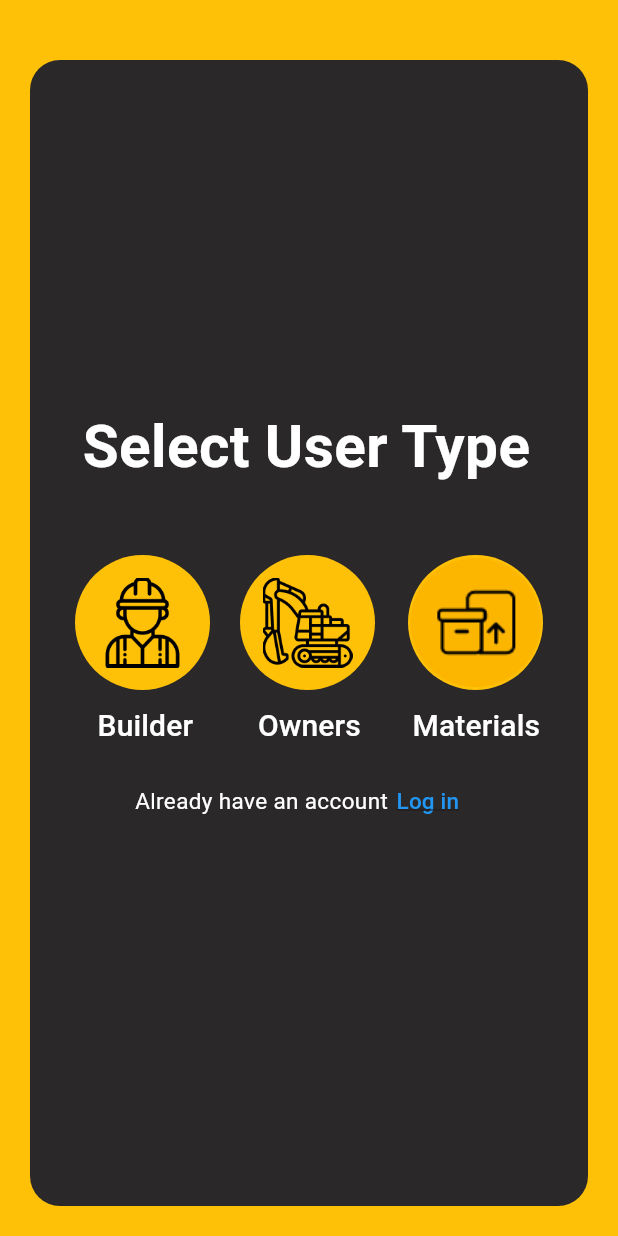
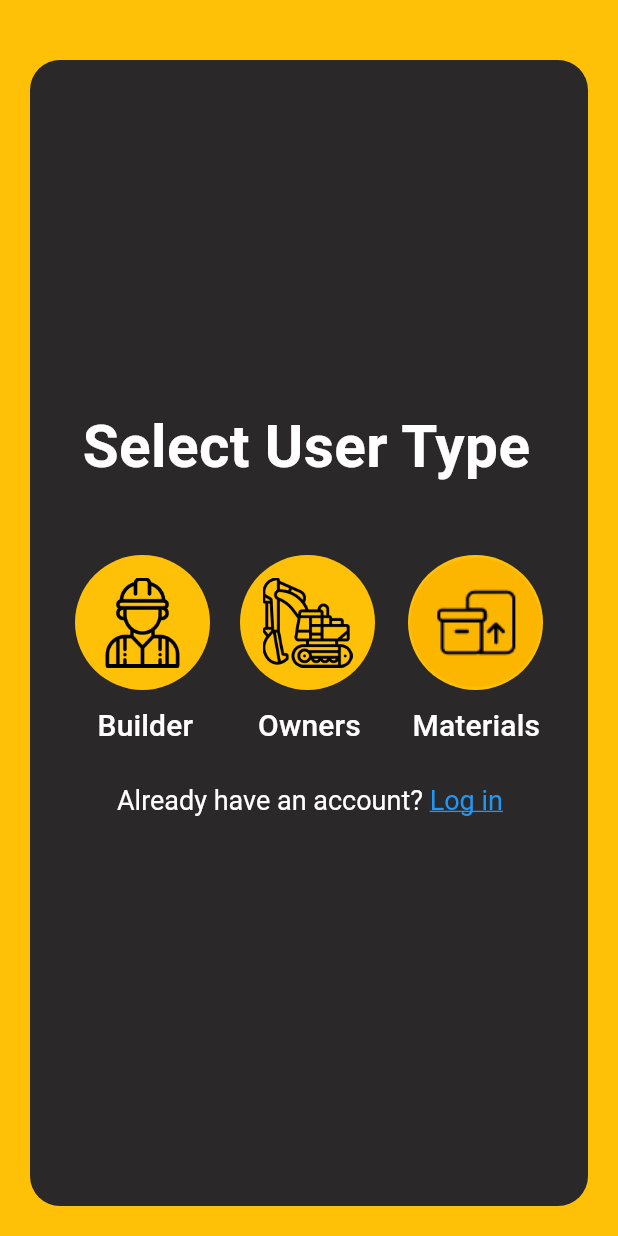
Before and after one commit to RestateOrg/restate, a Flutter app: the ChooseUser screen opened directly, on a phone screen of 412 x 824 dp. Run offline on Flutter 3.47's test engine with Material 3 defaults, Android fonts, the phone set to English and light mode, and no system bars; our stand-ins replace firebase_auth, firebase_core; accounts and stored records are empty.

Commit message:
minor changes

```diff
--- a/lib/main.dart
+++ b/lib/main.dart
@@ -12,6 +12,7 @@
   Widget build(BuildContext context) {
     return MaterialApp(
       title: 'Flutter Demo',
+      debugShowCheckedModeBanner: false,
       theme: ThemeData(
         colorScheme: ColorScheme.fromSeed(seedColor: Colors.deepPurple),
         useMaterial3: true,
--- a/lib/screens/chooseUserType.dart
+++ b/lib/screens/chooseUserType.dart
@@ -206,35 +206,33 @@ class _ChooseUserState extends State<ChooseUser> {
               ),
             ),
           ),
-          const Positioned(
+          Positioned(
             bottom: 280,
-            left: 90,
-            child: Text(
-              "Already have an account",
-              style: TextStyle(
-                color: Colors.white,
-                fontSize: 15,
-              ),
-            ),
-          ),
-          Positioned(
-            bottom: 266,
-            right: 94,
-            child: TextButton(
-              onPressed: () {
+            left: 78,
+            child: GestureDetector(
+              onTap: () {
                 Navigator.push(
                   context,
-                  MaterialPageRoute(
-                    builder: (context) => const LoginView(),
-                  ),
+                  MaterialPageRoute(builder: (context) => const LoginView()),
                 );
               },
-              child: const Text(
-                'Log in',
-                style: TextStyle(
-                  color: Colors.blue,
-                  fontSize: 15,
-                  decoration: TextDecoration.underline,
+              child: RichText(
+                text: const TextSpan(
+                  text: "Already have an account? ",
+                  style: TextStyle(
+                    fontSize: 18.0,
+                    color: Colors.white,
+                  ),
+                  children: <TextSpan>[
+                    TextSpan(
+                      text: 'Log in',
+                      style: TextStyle(
+                        fontSize: 18.0,
+                        color: Colors.blue,
+                        decoration: TextDecoration.underline,
+                      ),
+                    ),
+                  ],
                 ),
               ),
             ),
--- a/lib/screens/signIn.dart
+++ b/lib/screens/signIn.dart
@@ -153,8 +153,8 @@ class _LoginViewState extends State<LoginView> {
                           );
                         },
                         child: RichText(
-                          text: TextSpan(
-                            text: "Don't have an account?",
+                          text: const TextSpan(
+                            text: "Don't have an account? ",
                             style: TextStyle(
                               fontSize: 18.0,
                               color: Colors.white,
```
Also changed, not shown: lib/screens/home.dart (+5 -4 lines).
